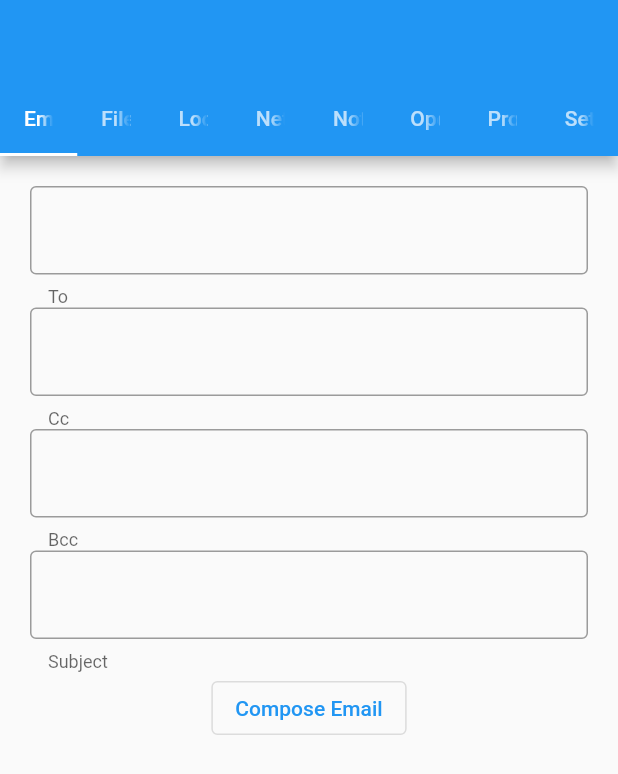
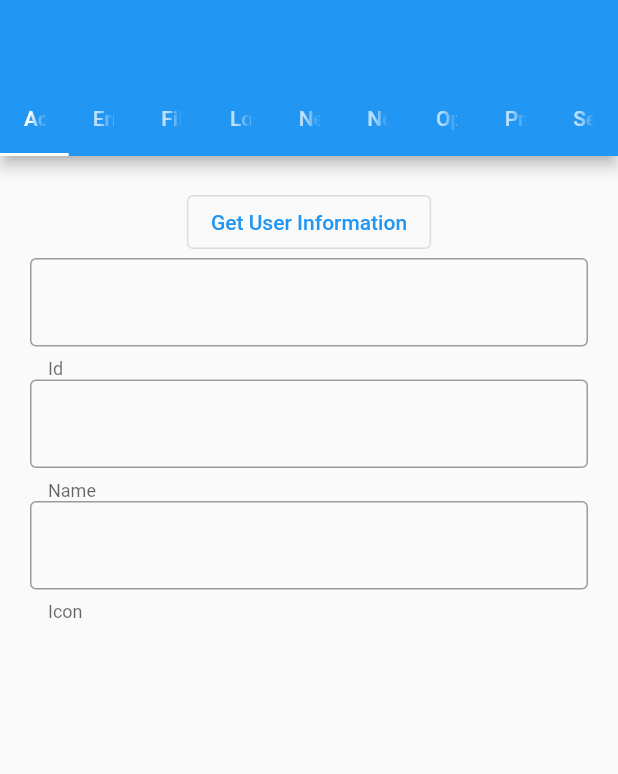
Before and after one commit to robert-ancell/flutter_portal_test, a Flutter app: the screen it shows after launch, on a phone screen of 412 x 824 dp. Shown: the top 774 px of the screen. Run offline on Flutter 3.47's test engine with Material 2 defaults, Android fonts, the phone set to English and light mode, and no system bars; missing offline and left inert: xdg_desktop_portal.

Commit message:
Add account page

```diff
--- a/lib/main.dart
+++ b/lib/main.dart
@@ -20,11 +20,12 @@ class MyApp extends StatelessWidget {
         primarySwatch: Colors.blue,
       ),
       home: DefaultTabController(
-        length: 8,
+        length: 9,
         child: Scaffold(
           appBar: AppBar(
             bottom: const TabBar(
               tabs: [
+                Tab(text: 'Account'),
                 Tab(text: 'Email'),
                 Tab(text: 'FileChooser'),
                 Tab(text: 'Location'),
@@ -38,6 +39,7 @@ class MyApp extends StatelessWidget {
           ),
           body: TabBarView(
             children: [
+              AccountPage(portal: portal),
               EmailPage(portal: portal),
               FileChooserPage(portal: portal),
               LocationPage(portal: portal),
@@ -49,6 +51,71 @@ class MyApp extends StatelessWidget {
             ],
           ),
         ),
+      ),
+    );
+  }
+}
+
+class AccountPage extends StatefulWidget {
+  final XdgDesktopPortalClient portal;
+
+  const AccountPage({Key? key, required this.portal}) : super(key: key);
+
+  @override
+  State<AccountPage> createState() => AccountPageState();
+}
+
+class AccountPageState extends State<AccountPage> {
+  final _idController = TextEditingController();
+  final _nameController = TextEditingController();
+  final _imageController = TextEditingController();
+
+  AccountPageState();
+
+  @override
+  Widget build(BuildContext context) {
+    return Container(
+      margin: const EdgeInsets.all(20),
+      child: Column(
+        children: <Widget>[
+          OutlinedButton(
+            onPressed: () async {
+              _idController.text = '';
+              _nameController.text = '';
+              _imageController.text = '';
+              var result =
+                  await widget.portal.account.getUserInformation().first;
+              _idController.text = result.id;
+              _nameController.text = result.name;
+              _imageController.text = result.image;
+            },
+            child: const Text('Get User Information'),
+          ),
+          TextField(
+            readOnly: true,
+            controller: _idController,
+            decoration: const InputDecoration(
+              helperText: 'Id',
+              border: OutlineInputBorder(),
+            ),
+          ),
+          TextField(
+            readOnly: true,
+            controller: _nameController,
+            decoration: const InputDecoration(
+              helperText: 'Name',
+              border: OutlineInputBorder(),
+            ),
+          ),
+          TextField(
+            readOnly: true,
+            controller: _imageController,
+            decoration: const InputDecoration(
+              helperText: 'Icon',
+              border: OutlineInputBorder(),
+            ),
+          ),
+        ],
       ),
     );
   }
--- a/pubspec.yaml
+++ b/pubspec.yaml
@@ -9,7 +9,7 @@ environment:
 dependencies:
   flutter:
     sdk: flutter
-  xdg_desktop_portal: ^0.1.8
+  xdg_desktop_portal: ^0.1.10
 
 dev_dependencies:
   flutter_test:
```
Also changed, not shown: pubspec.lock.
